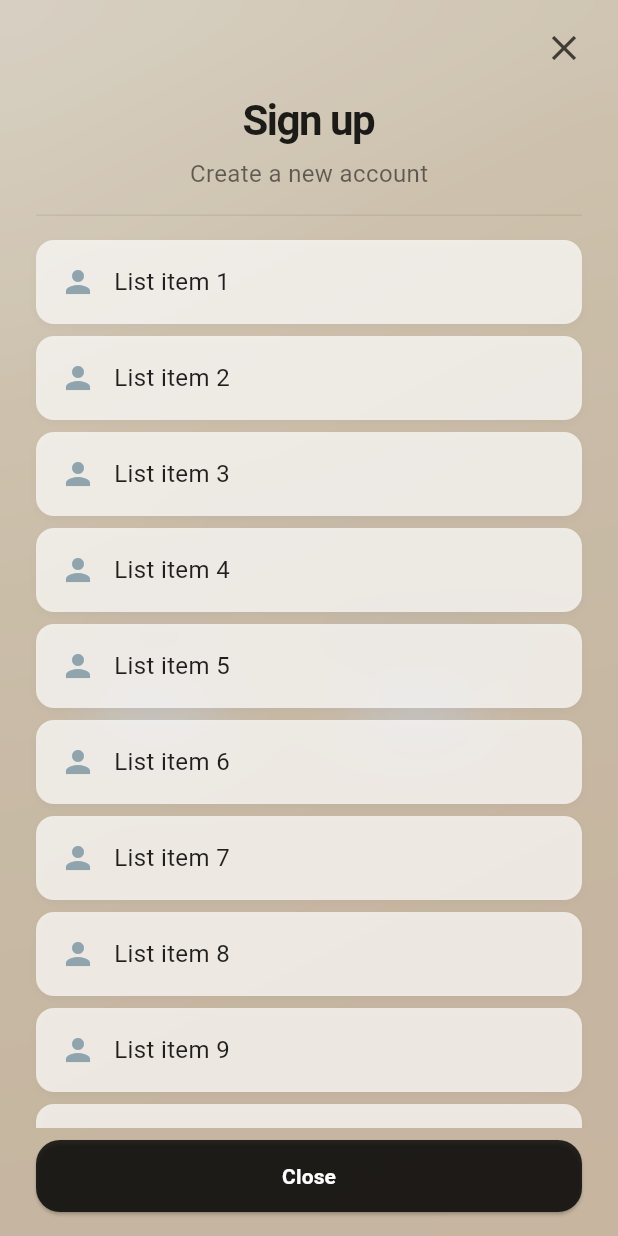
After one commit to mattrltrent/dragsheet, a Flutter app: the screen it shows after launch, after a tap on "Show", on a phone screen of 412 x 824 dp. The commit adds this screen. Run offline on Flutter 3.47's test engine with Material 3 defaults, Android fonts, the phone set to English and light mode, and no system bars; drawn by our look-alikes of blur.

Commit message:
docs: documented package

```diff
--- /dev/null
+++ b/example/lib/demo_sheet.dart
@@ -0,0 +1,184 @@
+import 'package:blur/blur.dart';
+import 'package:flutter/material.dart';
+
+/// A demonstration sheet widget that can be displayed within a [DragSheet].
+///
+/// This widget showcases a sample UI with various elements, and its appearance
+/// can adapt based on whether it's intended to be full-screen or a partial sheet.
+class DemoSheet extends StatefulWidget {
+  /// Creates an instance of [DemoSheet].
+  ///
+  /// [onDismiss] is a callback that should be invoked when the sheet requests dismissal.
+  /// [isFullScreen] determines if the sheet should adapt its layout for a full-screen presentation.
+  const DemoSheet({super.key, required this.onDismiss, this.isFullScreen = false});
+
+  /// Callback invoked when the sheet requests to be dismissed,
+  /// for example, by tapping a close button.
+  final VoidCallback onDismiss;
+
+  /// If `true`, the sheet adjusts its layout for a full-screen appearance,
+  /// such as removing rounded corners and adding safe area padding.
+  /// If `false`, it assumes a more modal-like appearance with rounded corners.
+  final bool isFullScreen;
+
+  @override
+  State<DemoSheet> createState() => _DemoSheetState();
+}
+
+class _DemoSheetState extends State<DemoSheet> {
+  @override
+  Widget build(BuildContext context) {
+    final effectiveBorderRadius = widget.isFullScreen ? BorderRadius.zero : const BorderRadius.all(Radius.circular(30));
+
+    return Container(
+      width: double.infinity,
+      height: widget.isFullScreen ? double.infinity : MediaQuery.of(context).size.height * 0.6,
+      decoration: BoxDecoration(
+        borderRadius: effectiveBorderRadius,
+        boxShadow:
+            widget.isFullScreen
+                ? null
+                : [
+                  BoxShadow(
+                    color: const Color.fromARGB(255, 0, 0, 0).withOpacity(0.2),
+                    blurRadius: 15,
+                    offset: const Offset(5, 10),
+                  ),
+                ],
+      ),
+      child: ClipRRect(
+        borderRadius: effectiveBorderRadius,
+        child: Stack(
+          children: [
+            Positioned.fill(
+              child: IgnorePointer(
+                child: Container(
+                  decoration: BoxDecoration(
+                    gradient: LinearGradient(
+                      begin: Alignment.topLeft,
+                      end: Alignment.bottomRight,
+                      colors: [Colors.white.withOpacity(0.45), Colors.white.withOpacity(0.15), Colors.transparent],
+                      stops: const [0.0, 0.3, 1.0],
+                    ),
+                    borderRadius: effectiveBorderRadius,
+                  ),
+                ),
+              ),
+            ),
+            Positioned.fill(
+              child: Blur(blur: 20, child: Container(color: const Color.fromARGB(171, 245, 245, 245).withOpacity(0.3))),
+            ),
+            Positioned.fill(
+              child: Container(
+                padding: EdgeInsets.only(
+                  top: widget.isFullScreen ? MediaQuery.of(context).padding.top : 0,
+                  bottom: MediaQuery.of(context).padding.bottom,
+                ),
+                color: const Color.fromARGB(35, 133, 133, 133),
+                child: Column(
+                  children: [
+                    if (!widget.isFullScreen) ...[
+                      const SizedBox(height: 16),
+                      Container(
+                        height: 3,
+                        width: 50,
+                        decoration: BoxDecoration(
+                          color: const Color.fromARGB(255, 230, 229, 229),
+                          borderRadius: BorderRadius.circular(2),
+                        ),
+                      ),
+                      const SizedBox(height: 24),
+                    ] else ...[
+                      Align(
+                        alignment: Alignment.topRight,
+                        child: Padding(
+                          padding: const EdgeInsets.only(right: 12.0, top: 8.0, bottom: 4.0),
+                          child: IconButton(
+                            icon: Icon(Icons.close, color: Colors.black.withOpacity(0.7), size: 28),
+                            onPressed: widget.onDismiss,
+                          ),
+                        ),
+                      ),
+                    ],
+                    const Text(
+                      "Sign up",
+                      style: TextStyle(
+                        fontSize: 28,
+                        fontWeight: FontWeight.bold,
+                        color: Colors.black87,
+                        letterSpacing: -1,
+                      ),
+                    ),
+                    const SizedBox(height: 4),
+                    Text(
+                      "Create a new account",
+                      style: TextStyle(
+                        fontSize: 16,
+                        color: Colors.black.withOpacity(0.55),
+                        fontWeight: FontWeight.w400,
+                      ),
+                    ),
+                    const SizedBox(height: 16),
+                    Container(
+                      margin: const EdgeInsets.symmetric(horizontal: 24),
+                      height: 1,
+                      color: Colors.black.withOpacity(0.07),
+                    ),
+                    const SizedBox(height: 8),
+                    Expanded(
+                      child: ListView.separated(
+                        padding: const EdgeInsets.symmetric(horizontal: 24, vertical: 8),
+                        itemCount: 10,
+                        separatorBuilder: (_, __) => const SizedBox(height: 8),
+                        itemBuilder:
+                            (context, index) => Container(
+                              padding: const EdgeInsets.all(16),
+                              decoration: BoxDecoration(
+                                color: Colors.white.withOpacity(0.7),
+                                borderRadius: BorderRadius.circular(12),
+                                boxShadow: [
+                                  BoxShadow(
+                                    color: Colors.black.withOpacity(0.03),
+                                    blurRadius: 4,
+                                    offset: const Offset(0, 2),
+                                  ),
+                                ],
+                              ),
+                              child: Row(
+                                children: [
+                                  Icon(Icons.person, color: Colors.blueGrey[300]),
+                                  const SizedBox(width: 12),
+                                  Text(
+                                    "List item ${index + 1}",
+                                    style: const TextStyle(fontSize: 16, color: Colors.black87),
+                                  ),
+                                ],
+                              ),
+                            ),
+                      ),
+                    ),
+                    const SizedBox(height: 8),
+                    Padding(
+                      padding: const EdgeInsets.symmetric(horizontal: 24),
+                      child: ElevatedButton(
+                        onPressed: widget.onDismiss,
+                        style: ElevatedButton.styleFrom(
+                          backgroundColor: Colors.black.withOpacity(0.8),
+                          foregroundColor: Colors.white,
+                          minimumSize: const Size.fromHeight(48),
+                          shape: RoundedRectangleBorder(borderRadius: BorderRadius.circular(16)),
+                        ),
+                        child: const Text("Close", style: TextStyle(fontWeight: FontWeight.bold)),
+                      ),
+                    ),
+                    const SizedBox(height: 16),
+                  ],
+                ),
+              ),
+            ),
+          ],
+        ),
+      ),
+    );
+  }
+}
--- a/example/lib/main.dart
+++ b/example/lib/main.dart
@@ -1,5 +1,5 @@
 import 'package:dragsheet/dragsheet.dart';
-import 'package:example/bottom_sheet.dart';
+import 'package:example/demo_sheet.dart';
 import 'package:flutter/material.dart';
 import 'package:flutter/services.dart';
 
@@ -7,7 +7,9 @@ void main() {
   runApp(const MyApp());
 }
 
+/// The main application widget.
 class MyApp extends StatelessWidget {
+  /// Creates an instance of the main application widget.
   const MyApp({super.key});
 
   @override
@@ -16,24 +18,30 @@ class MyApp extends StatelessWidget {
   }
 }
 
+/// A demonstration widget showcasing the DragSheet functionality.
 class Demo extends StatefulWidget {
+  /// Creates an instance of the demo widget.
   const Demo({super.key});
 
   @override
   State<Demo> createState() => _DemoState();
 }
 
+/// The state for the [Demo] widget.
 class _DemoState extends State<Demo> {
+  /// Controller to manage the state of the drag sheet.
   final controller = DragSheetController();
 
   @override
   void initState() {
     super.initState();
+    // Listen to controller changes to rebuild the UI, e.g., to update text based on [controller.isOpen].
     controller.addListener(() => setState(() {}));
   }
 
   @override
   void dispose() {
+    // Clean up the listener when the widget is disposed.
     controller.removeListener(() => setState(() {}));
     super.dispose();
   }
@@ -42,7 +50,6 @@ class _DemoState extends State<Demo> {
   Widget build(BuildContext context) {
     return Scaffold(
       body: Container(
-        // linear gradient background orange ish ligher orange
         decoration: const BoxDecoration(
           gradient: LinearGradient(
             colors: [Color.fromARGB(255, 255, 165, 0), Color.fromARGB(255, 255, 140, 0)],
@@ -54,23 +61,55 @@ class _DemoState extends State<Demo> {
           child: Column(
             mainAxisAlignment: MainAxisAlignment.center,
             children: [
+              Padding(
+                padding: const EdgeInsets.all(16.0),
+                child: Text("Sheet is open: ${controller.isOpen}", style: TextStyle(fontSize: 18)),
+              ),
+              const SizedBox(height: 20),
+              Row(
+                mainAxisAlignment: MainAxisAlignment.spaceEvenly,
+                children: [
+                  Column(
+                    mainAxisAlignment: MainAxisAlignment.center,
+                    children: [
+                      const Text("Normal", style: TextStyle(fontSize: 20, fontWeight: FontWeight.bold)),
+                      const SizedBox(height: 16),
                       ElevatedButton(
                         onPressed:
                             () => controller.show(
                               context,
-                      (ctx) => DemoBottomSheet(onDismiss: controller.dismiss),
+                              (ctx) => DemoSheet(onDismiss: controller.dismiss, isFullScreen: true),
+                              maxRadius: 20,
+                              bgOpacity: BgOpacity(color: Colors.black.withOpacity(0.5)),
+                              onShow: () => HapticFeedback.lightImpact(),
+                              onDismiss: () => HapticFeedback.lightImpact(),
+                            ),
+                        child: const Text("Show"),
+                      ),
+                    ],
+                  ),
+                  Column(
+                    mainAxisAlignment: MainAxisAlignment.center,
+                    children: [
+                      const Text("ShrinkWrapped", style: TextStyle(fontSize: 20, fontWeight: FontWeight.bold)),
+                      const SizedBox(height: 16),
+                      ElevatedButton(
+                        onPressed:
+                            () => controller.show(
+                              context,
+                              (ctx) => DemoSheet(onDismiss: controller.dismiss, isFullScreen: false),
                               shrinkWrap: true,
                               maxRadius: 0,
                               bgOpacity: BgOpacity(color: Colors.black.withOpacity(0.5)),
                               onShow: () => HapticFeedback.lightImpact(),
                               onDismiss: () => HapticFeedback.lightImpact(),
                             ),
-                child: Text("Show Sheet"),
+                        child: const Text("Show"),
                       ),
-              const SizedBox(height: 16),
-              ElevatedButton(onPressed: () => controller.dismiss(), child: Text("Hide Sheet")),
-              const SizedBox(height: 16),
-              Text("Sheet is open: ${controller.isOpen}", style: TextStyle(fontSize: 18)),
+                    ],
+                  ),
+                ],
+              ),
             ],
           ),
         ),
@@ -78,27 +117,3 @@ class _DemoState extends State<Demo> {
     );
   }
 }
-
-class MySheetContent extends StatelessWidget {
-  const MySheetContent({super.key, required this.action});
-
-  final VoidCallback action;
-
-  @override
-  Widget build(BuildContext context) {
-    return Container(
-      width: double.infinity,
-      padding: const EdgeInsets.all(24),
-      decoration: BoxDecoration(color: Colors.blue),
-      child: Center(
-        child: Column(
-          children: [
-            Text("hullo wurld", style: TextStyle(color: Colors.white, fontSize: 32)),
-
-            TextButton(onPressed: action, child: Text("close")),
-          ],
-        ),
-      ),
-    );
-  }
-}
```
Also changed, not shown: example/lib/bottom_sheet.dart (deleted, +0 -189 lines), lib/src/dragsheet.dart (+148 -150 lines). Lines whose indentation alone changed are shown as unchanged.
